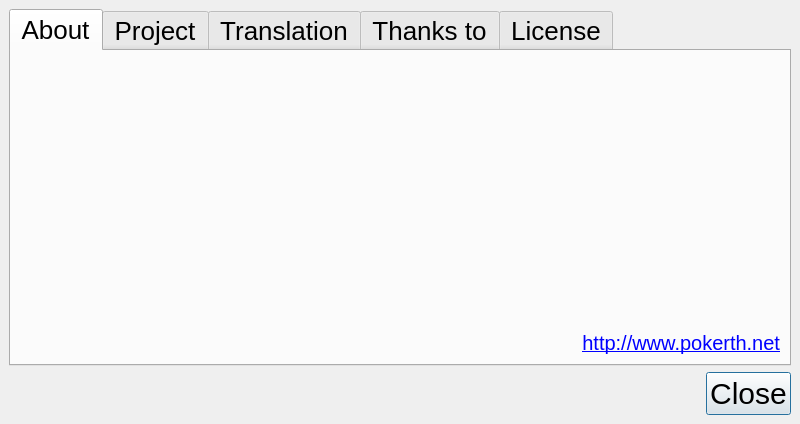
Above: src/gui/qt/gui_800x480/aboutpokerth_800x480.ui from pokerth/pokerth before the change. Below: the same form after it.
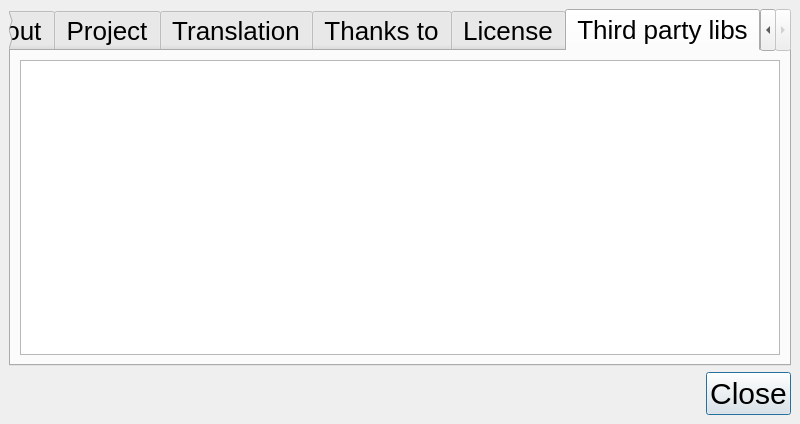
That is the form after the change. The open tabs and pages were chosen to show the change. Icons and pictures are not drawn.

Commit message: add third party libs licence infos into about

What changed in the file:
```diff
--- a/src/gui/qt/gui_800x480/aboutpokerth_800x480.ui
+++ b/src/gui/qt/gui_800x480/aboutpokerth_800x480.ui
@@ -244,6 +244,16 @@
        </item>
       </layout>
      </widget>
+     <widget class="QWidget" name="tab_6">
+      <attribute name="title">
+       <string>Third party libs</string>
+      </attribute>
+      <layout class="QGridLayout" name="gridLayout">
+       <item row="0" column="0">
+        <widget class="QTextBrowser" name="textBrowser_thirdPartyLicenceText"/>
+       </item>
+      </layout>
+     </widget>
     </widget>
    </item>
    <item row="1" column="0">
```
Left out of the diff: 55 changed lines with no effect on the pictures. The commit also changes 4 other files.
